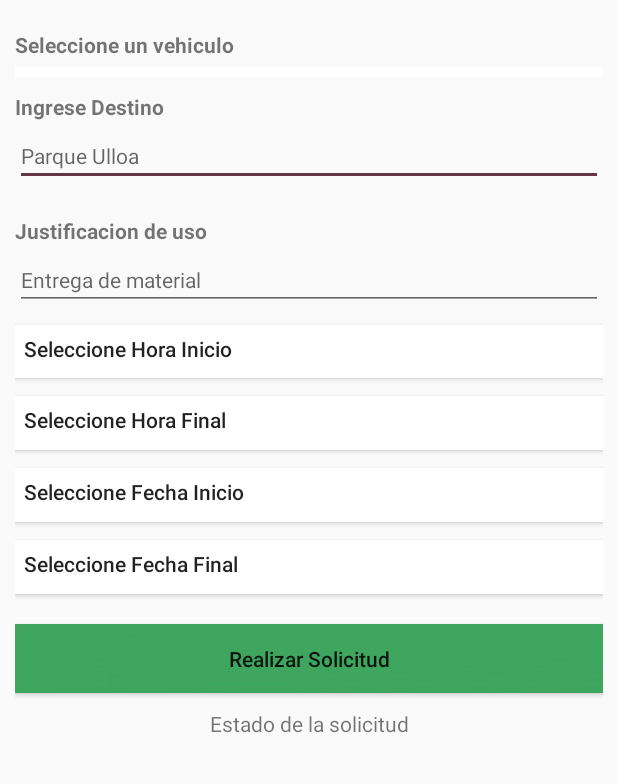
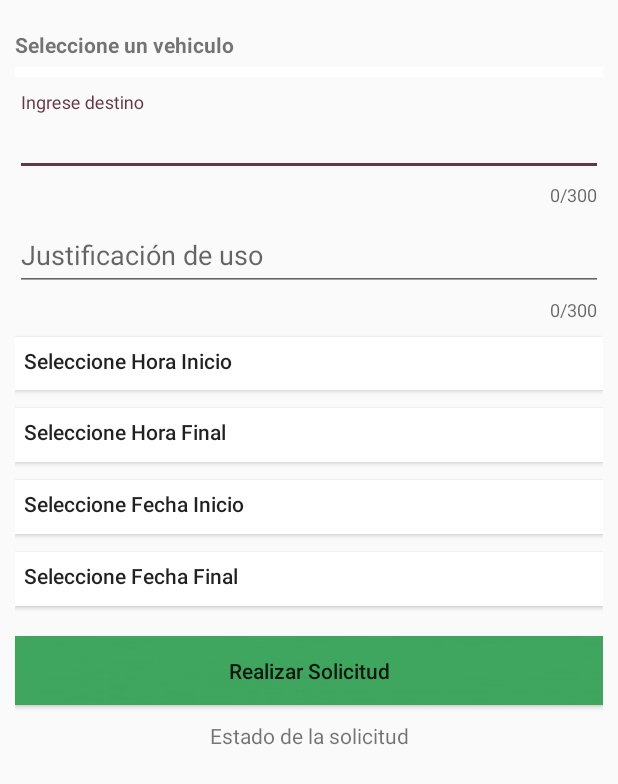
Before and after one commit to joseocampo/Vehicle_Tracker_System_App, an Android app: the layout fragment_fragment_solicitar_vhiculo.xml on its own in the app's theme, with its tools: preview values and no code run, on a phone screen of 412 x 824 dp. Shown: the top 784 px of the screen. Run offline under Robolectric (Android 15) with nearby library versions, the phone set to English and light mode, and no system bars; network calls fail.

Commit message:
mejoras en la vista de la aplicacion

```diff
--- a/app/src/main/res/layout/activity_main.xml
+++ b/app/src/main/res/layout/activity_main.xml
@@ -25,8 +25,8 @@
                 android:id="@+id/imageView"
                 android:layout_width="match_parent"
                 android:layout_height="244dp"
-                app:srcCompat="@drawable/logo"
-                android:layout_marginBottom="35dp"/>
+                android:layout_marginBottom="35dp"
+                app:srcCompat="@drawable/logo" />
 
             <android.support.design.widget.TextInputLayout
                 android:layout_width="match_parent"
@@ -53,7 +53,7 @@
                     android:layout_width="match_parent"
                     android:layout_height="wrap_content"
                     android:hint="Contraseña"
-                    android:inputType="textPassword"/>
+                    android:inputType="textPassword" />
             </android.support.design.widget.TextInputLayout>
 
             <android.support.constraint.ConstraintLayout
--- a/app/src/main/res/layout/fragment_app__help.xml
+++ b/app/src/main/res/layout/fragment_app__help.xml
@@ -5,6 +5,11 @@
     android:layout_width="match_parent"
     android:layout_height="match_parent"
     tools:context=".App_Help">
+
+
+    <ScrollView
+        android:layout_width="match_parent"
+        android:layout_height="match_parent">
 
         <LinearLayout
             android:layout_width="match_parent"
@@ -70,4 +75,5 @@
             </LinearLayout>
 
         </LinearLayout>
+    </ScrollView>
 </FrameLayout>
--- a/app/src/main/res/layout/fragment_fragment_solicitar_vhiculo.xml
+++ b/app/src/main/res/layout/fragment_fragment_solicitar_vhiculo.xml
@@ -1,5 +1,6 @@
 <?xml version="1.0" encoding="utf-8"?>
 <LinearLayout xmlns:android="http://schemas.android.com/apk/res/android"
+    xmlns:app="http://schemas.android.com/apk/res-auto"
     xmlns:tools="http://schemas.android.com/tools"
     android:layout_width="match_parent"
     android:layout_height="match_parent"
@@ -34,53 +35,40 @@
                 style="@style/Widget.AppCompat.Light.Spinner.DropDown.ActionBar"
                 android:layout_width="match_parent"
                 android:layout_height="wrap_content"
+                android:layout_marginBottom="10dp"
                 android:background="@android:color/background_light"
                 android:fadeScrollbars="true"
                 android:gravity="left"
                 android:padding="3dp" />
 
-            <TextView
-                android:id="@+id/textView2"
+            <android.support.design.widget.TextInputLayout
                 android:layout_width="match_parent"
                 android:layout_height="wrap_content"
-                android:layout_marginTop="10dp"
-                android:layout_marginBottom="3dp"
-                android:text="@string/ingrese_destino"
-                android:textSize="14sp"
-                android:textStyle="bold" />
+                app:counterEnabled="true"
+                app:counterMaxLength="300"
+                app:errorEnabled="true">
 
-            <EditText
+                <android.support.design.widget.TextInputEditText
                     android:id="@+id/destinyField"
                     android:layout_width="match_parent"
                     android:layout_height="wrap_content"
-                android:layout_marginBottom="10dp"
-                android:autofillHints=""
-                android:ems="10"
-                android:hint="@string/parque_ulloa"
-                android:inputType="textPersonName"
-                android:textSize="14sp"
-                tools:targetApi="o" />
-
-            <TextView
-                android:id="@+id/textView3"
+                    android:hint="Ingrese destino"
+                    android:inputType="text" />
+            </android.support.design.widget.TextInputLayout>
+            <android.support.design.widget.TextInputLayout
                 android:layout_width="match_parent"
                 android:layout_height="wrap_content"
-                android:layout_marginTop="10dp"
-                android:layout_marginBottom="3dp"
-                android:text="Justificacion de uso"
-                android:textSize="14sp"
-                android:textStyle="bold" />
+                app:counterEnabled="true"
+                app:counterMaxLength="300"
+                app:errorEnabled="true">
 
-            <EditText
+                <android.support.design.widget.TextInputEditText
                     android:id="@+id/justificationField"
                     android:layout_width="match_parent"
                     android:layout_height="wrap_content"
-                android:autofillHints=""
-                android:ems="10"
-                android:hint="@string/entrega_de_material"
-                android:inputType="textPersonName"
-                android:textSize="14sp"
-                tools:targetApi="o" />
+                    android:hint="Justificación de uso"
+                    android:inputType="text" />
+            </android.support.design.widget.TextInputLayout>
 
             <Button
                 android:id="@+id/btnBeginHour"
```
Also changed, not shown: app/src/main/java/joseocampo/VehicleTrackerSystemApp/com/FragmentSolicitarVhiculo.java (+24 -1 lines), app/src/main/java/joseocampo/VehicleTrackerSystemApp/com/LocationView.java (+10 -5 lines), app/src/main/res/layout/fragment_profile.xml (+25 -23 lines). Lines whose indentation alone changed are shown as unchanged.
